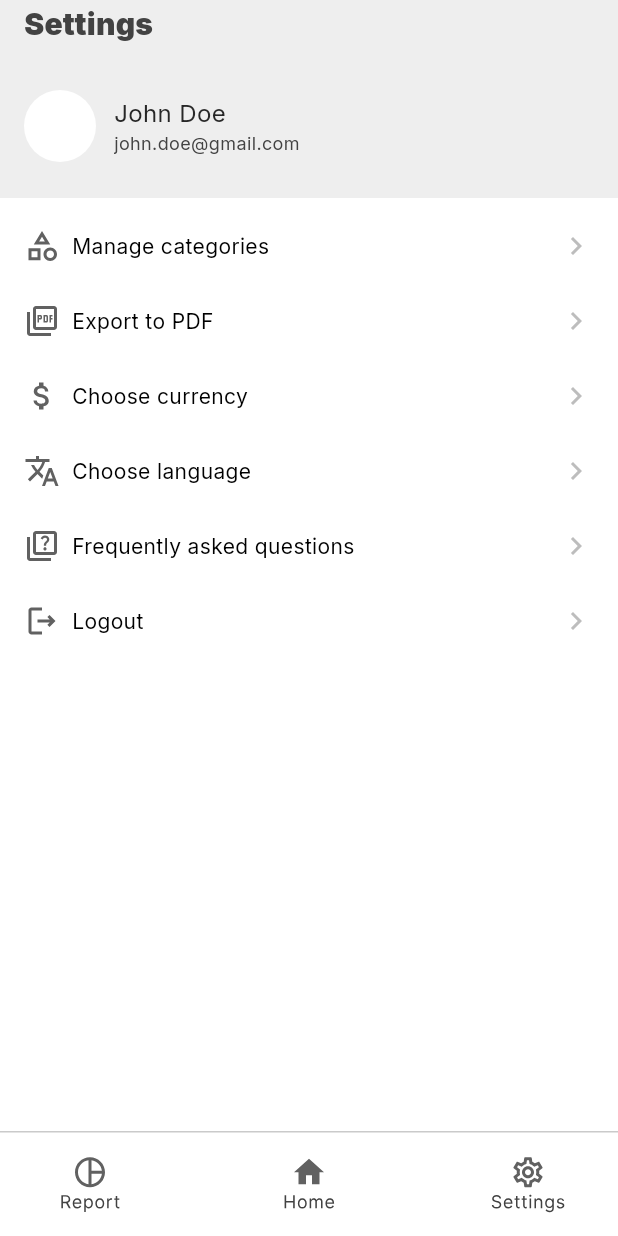
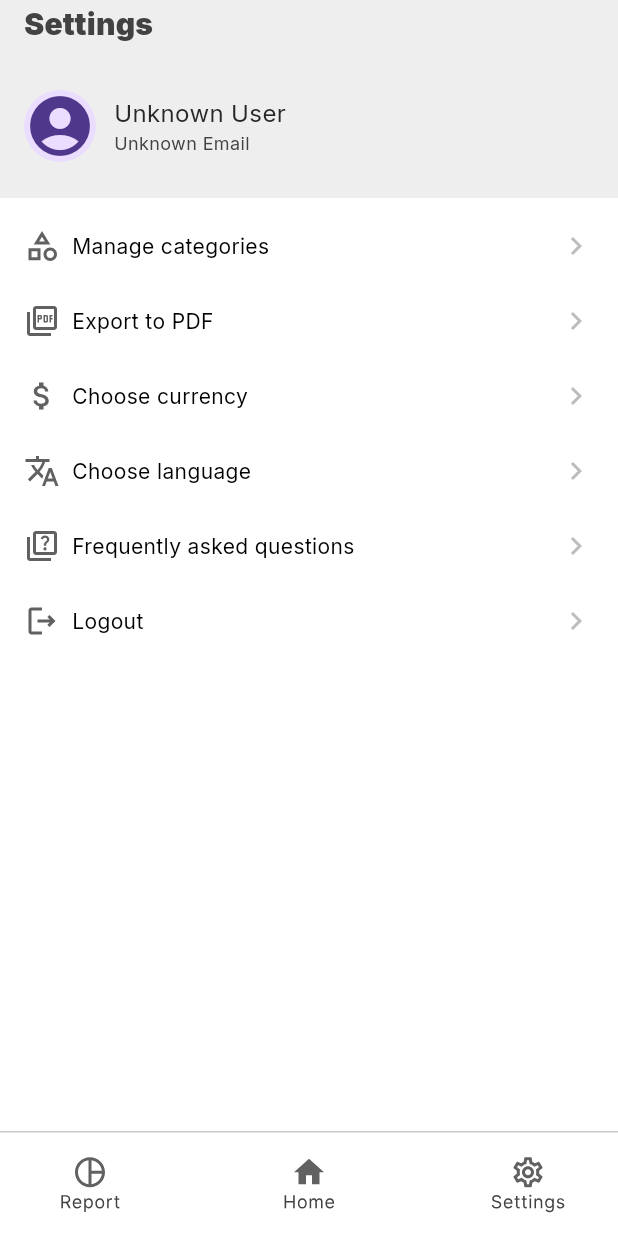
Before and after one commit to aposaitama/kitty, a Flutter app: the SettingsPageScreen screen opened by its route, on a phone screen of 412 x 824 dp. Run offline on Flutter 3.47's test engine with Material 3 defaults, Android fonts, the phone set to English and light mode, and no system bars; our stand-ins replace bloc, dotted_border, easy_localization, flutter_bloc, flutter_svg, freezed_annotation and 7 more; accounts and stored records are empty.

Commit message:
image picker

```diff
--- a/lib/main.dart
+++ b/lib/main.dart
@@ -21,6 +21,8 @@ void main() async {
   await EasyLocalization.ensureInitialized();
   await Hive.initFlutter();
   Hive.registerAdapter(UserModelAdapter());
+  // await Hive.deleteBoxFromDisk('users');
+
   await Hive.openBox<UserModel>('users');
   await Hive.openBox('auth');
 
--- a/lib/models/user/user.dart
+++ b/lib/models/user/user.dart
@@ -1,3 +1,5 @@
+import 'dart:typed_data';
+
 import 'package:hive/hive.dart';
 
 part 'user.g.dart';
@@ -10,5 +12,12 @@ class UserModel {
   @HiveField(1)
   final String password;
 
-  UserModel({required this.login, required this.password});
+  @HiveField(3)
+  String? email;
+
+  @HiveField(4)
+  String? icon;
+
+  UserModel(
+      {required this.login, required this.password, this.email, this.icon});
 }
--- a/lib/pages/auth_pages/cubit/auth_cubit.dart
+++ b/lib/pages/auth_pages/cubit/auth_cubit.dart
@@ -18,7 +18,7 @@ class AuthCubit extends Cubit<AuthState> {
   final BiometricAuthService _biometricAuthService = BiometricAuthService();
 
   // Метод для реєстрації
-  void register(String login, String password, String confirmPassword) {
+  void register(String login, String password, String confirmPassword) async {
     if (password != confirmPassword) {
       emit(AuthState.error);
       return;
@@ -30,8 +30,26 @@ class AuthCubit extends Cubit<AuthState> {
       emit(AuthState.error);
     } else {
       _userBox.add(UserModel(login: login, password: password));
+      final authBox = Hive.box('auth');
+      authBox.put('isLoggedIn', true);
+      authBox.put('userLogin', login);
       emit(AuthState.authenticated);
     }
+  }
+
+  UserModel? getCurrentUser() {
+    final authBox = Hive.box('auth');
+    final userLogin = authBox.get('userLogin'); // Отримуємо логін користувача
+
+    if (userLogin != null) {
+      // Шукаємо користувача в боксі users за логіном
+      final user = _userBox.values.firstWhere(
+        (user) => user.login == userLogin,
+      );
+      return user;
+    }
+
+    return null; // Якщо userLogin відсутній, повертаємо null
   }
 
   // Метод для логіну через пароль
@@ -43,25 +61,7 @@ class AuthCubit extends Cubit<AuthState> {
       final authBox = Hive.box('auth');
       authBox.put('isLoggedIn', true);
       authBox.put('userLogin', user.login);
-
-      // Перевіряємо доступність біометрії
-      bool isBiometricAvailable =
-          await _biometricAuthService.isBiometricAvailable();
-
-      if (isBiometricAvailable) {
-        // Пробуємо автентифікацію через Face ID або інший біометричний метод
-        bool isAuthenticated = await _biometricAuthService.authenticate();
-
-        if (isAuthenticated) {
-          emit(AuthState.authenticated);
-        } else {
-          // Якщо біометрія не вдалася або була скасована, запитуємо пароль
-          emit(AuthState.passwordRequired);
-        }
-      } else {
-        // Якщо біометрія не доступна, одразу пропонуємо ввести пароль
-        emit(AuthState.passwordRequired);
-      }
+      emit(AuthState.authenticated);
     } catch (e) {
       emit(AuthState.unauthenticated);
     }
@@ -75,6 +75,14 @@ class AuthCubit extends Cubit<AuthState> {
     emit(AuthState.unauthenticated);
   }
 
+  void biometricAuth() async {
+    bool isAuthenticated = await _biometricAuthService.authenticate();
+    print('Biometric authentication result: $isAuthenticated');
+    if (isAuthenticated) {
+      emit(AuthState.authenticated);
+    }
+  }
+
   // Метод для перевірки стану автентифікації
   void checkAuthStatus() async {
     final authBox = Hive.box('auth');
@@ -83,17 +91,8 @@ class AuthCubit extends Cubit<AuthState> {
     print('Is logged in: $isLoggedIn'); // Додаємо лог для перевірки
 
     if (isLoggedIn) {
-      bool isAuthenticated = await _biometricAuthService.authenticate();
-      print(
-          'Biometric authentication result: $isAuthenticated'); // Додаємо лог для перевірки
-
-      if (isAuthenticated) {
-        emit(AuthState.authenticated);
-        print('State changed to Authenticated');
-      } else {
-        emit(AuthState.passwordRequired);
-        print('State changed to PasswordRequired');
-      }
+      emit(AuthState.passwordRequired);
+      print('State changed to Authenticated');
     } else {
       emit(AuthState.unauthenticated);
       print('State changed to Unauthenticated');
@@ -114,4 +113,11 @@ class AuthCubit extends Cubit<AuthState> {
       emit(AuthState.unauthenticated);
     }
   }
+
+  void updateUser(UserModel user) {
+    _userBox.put(user.login, user);
+    print(
+        'User updated: ${user.login}'); // Лог для підтвердження оновлення користувача
+    print('Updated user icon: ${user.icon}'); // Лог для перевірки шляху іконки
+  }
 }
--- a/lib/pages/home_page/widget/date_picker_overlay.dart
+++ b/lib/pages/home_page/widget/date_picker_overlay.dart
@@ -93,8 +93,6 @@ class _DatePickerOverlayState extends State<DatePickerOverlay> {
                       Expanded(
                         child: BlocBuilder<MonthCubit, Map<String, dynamic>>(
                           builder: (context, selectedMonth) {
-                            final pickedYear = selectedMonth['year'];
-                            final pickedMonth = selectedMonth['month'];
                             return GridView.builder(
                               padding: const EdgeInsets.all(0.0),
                               physics: const NeverScrollableScrollPhysics(),
--- a/lib/pages/report_page/cubit/statistics_date_cubit.dart
+++ b/lib/pages/report_page/cubit/statistics_date_cubit.dart
@@ -4,6 +4,7 @@ import 'package:intl/intl.dart';
 class StatisticsCubit extends Cubit<Map<String, dynamic>> {
   int currentYear = DateTime.now().year;
   int currentMonth = DateTime.now().month;
+
   StatisticsCubit()
       : super({'month': DateTime.now().month, 'year': DateTime.now().year});
 
--- a/lib/pages/settings_page/settings_page_screen.dart
+++ b/lib/pages/settings_page/settings_page_screen.dart
@@ -1,13 +1,44 @@
+import 'dart:io';
+import 'dart:typed_data';
+
 import 'package:easy_localization/easy_localization.dart';
 import 'package:flutter/material.dart';
 import 'package:flutter_bloc/flutter_bloc.dart';
 import 'package:go_router/go_router.dart';
+import 'package:hive/hive.dart';
+import 'package:image_picker/image_picker.dart';
+import 'package:kitty/models/user/user.dart';
 import 'package:kitty/pages/auth_pages/cubit/auth_cubit.dart';
 import 'package:kitty/pages/settings_page/widgets/settings_list_item.dart';
 import 'package:kitty/styles/colors.dart';
 
 class SettingsPageScreen extends StatelessWidget {
   const SettingsPageScreen({super.key});
+
+  Future<void> _pickProfileImage(BuildContext context) async {
+    final ImagePicker picker = ImagePicker();
+    final XFile? pickedFile =
+        await picker.pickImage(source: ImageSource.gallery);
+
+    if (pickedFile != null) {
+      print(
+          'Image picked: ${pickedFile.path}'); // Лог для перевірки шляху вибраного файлу
+
+      final user = context.read<AuthCubit>().getCurrentUser();
+
+      if (user != null) {
+        user.icon = pickedFile.path;
+
+        print(
+            'Updating user with new icon: ${pickedFile.path}'); // Лог перед оновленням
+        context.read<AuthCubit>().updateUser(user);
+      } else {
+        print('No user found to update icon'); // Лог, якщо користувач відсутній
+      }
+    } else {
+      print('No image picked'); // Лог, якщо користувач не вибрав зображення
+    }
+  }
 
   @override
   Widget build(BuildContext context) {
@@ -37,41 +68,53 @@ class SettingsPageScreen extends StatelessWidget {
                     const SizedBox(
                       height: 28.0,
                     ),
-                    Row(
+                    BlocBuilder<AuthCubit, AuthState>(
+                      builder: (context, state) {
+                        final user = context.read<AuthCubit>().getCurrentUser();
+                        print(
+                            'Building user profile: ${user?.login}, icon: ${user?.icon}'); // Лог для перевірки даних користувача
+
+                        return Row(
                           children: [
-                        Container(
-                          width: 48,
-                          height: 48,
-                          decoration: BoxDecoration(
-                            color: Colors.white,
-                            borderRadius: BorderRadius.circular(30),
+                            GestureDetector(
+                              onTap: () => _pickProfileImage(context),
+                              child: CircleAvatar(
+                                radius: 24,
+                                backgroundImage: user?.icon != null
+                                    ? FileImage(File(user!.icon!))
+                                    : null,
+                                child: user?.icon == null
+                                    ? const Icon(Icons.account_circle, size: 48)
+                                    : null,
                               ),
                             ),
-                        const SizedBox(
-                          width: 12.0,
-                        ),
+                            const SizedBox(width: 12.0),
                             Column(
                               crossAxisAlignment: CrossAxisAlignment.start,
                               children: [
                                 Text(
-                              'username'.tr(),
+                                  user?.login ?? 'Unknown User',
                                   style: const TextStyle(
                                     fontFamily: 'Inter',
                                     fontSize: 16.0,
                                     fontWeight: FontWeight.w400,
-                                  color: Color.fromARGB(255, 39, 39, 39)),
+                                    color: Color.fromARGB(255, 39, 39, 39),
                                   ),
-                            const Text(
-                              'john.doe@gmail.com',
-                              style: TextStyle(
+                                ),
+                                Text(
+                                  user?.email ?? 'Unknown Email',
+                                  style: const TextStyle(
                                     fontFamily: 'Inter',
                                     fontSize: 12.0,
                                     fontWeight: FontWeight.w400,
-                                  color: AppColors.header),
+                                    color: AppColors.header,
+                                  ),
                                 ),
                               ],
-                        )
+                            ),
                           ],
+                        );
+                      },
                     )
                   ],
                 ),
--- a/pubspec.yaml
+++ b/pubspec.yaml
@@ -52,6 +52,7 @@ dependencies:
   path_provider: ^2.1.5
   open_file: ^3.5.10
   local_auth: ^2.3.0
+  image_picker: ^1.1.2
 
 dev_dependencies:
   flutter_test:
```
Also changed, not shown: lib/pages/auth_pages/password_page/password_page.dart (+80 -13 lines), lib/pages/report_page/cubit/categories_cubit.dart (+74 -2 lines), lib/pages/report_page/report_page_screen.dart (+51 -39 lines), lib/route/app_navigation.dart (+3 -4 lines), assets/icons/faceid.svg (added), lib/models/user/user.g.dart, pubspec.lock, 7 other files. Lines whose indentation alone changed are shown as unchanged.
